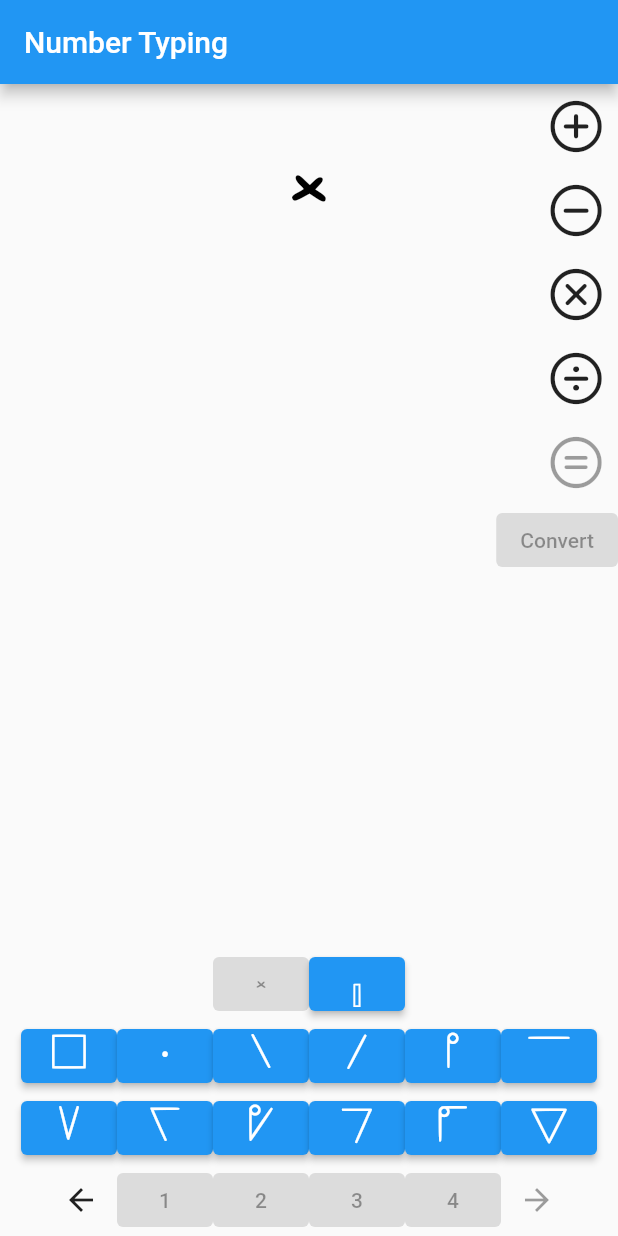
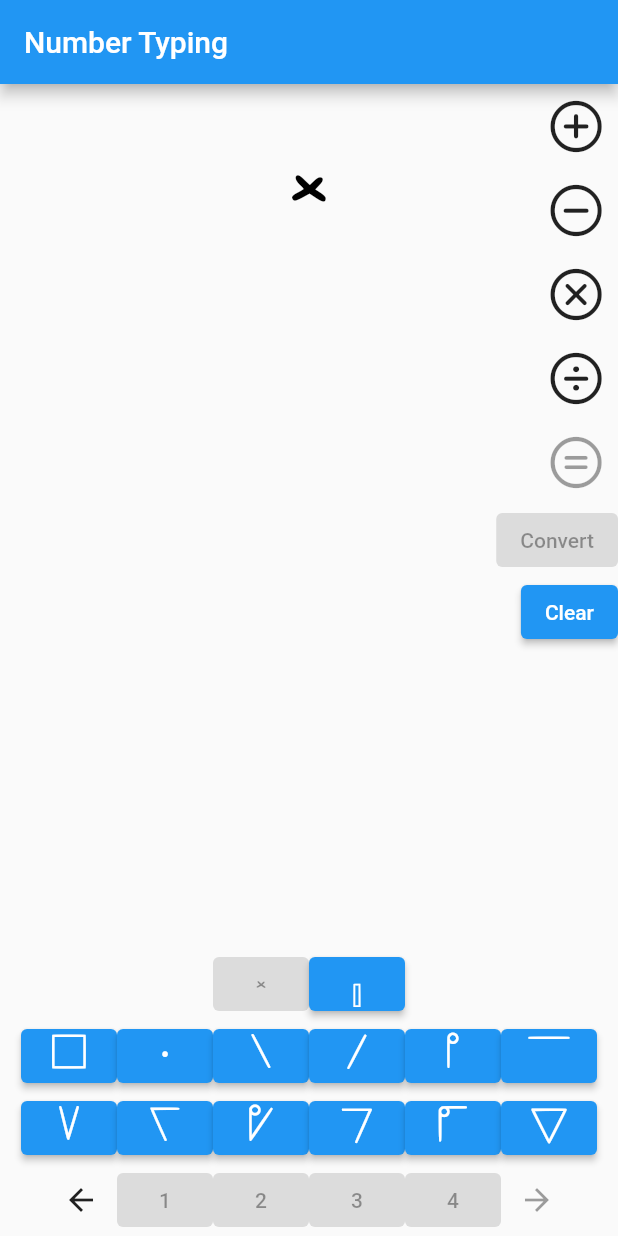
Before and after one commit to SimpleTheory/Dart-Base60-Calculator, a Flutter app: the screen it shows after launch, after a tap on an icon or button, on a phone screen of 412 x 824 dp. Run offline on Flutter 3.47's test engine with Material 2 defaults, Android fonts, the phone set to English and light mode, and no system bars; our stand-ins replace bloc, flutter_bloc; missing offline and left inert: ari_utils.

Commit message:
gave up on intmult and converted to decimal and did regular multiplication, luckily decimal can represent integer perfectly fine so there is no compromise on the quality of the numbers. Its just way more efficient and not as buggy the big ranges were really killing me. Added clear button and error snackbar in case of anything

```diff
--- a/lib/number_typing/bloc/number_typing_event.dart
+++ b/lib/number_typing/bloc/number_typing_event.dart
@@ -17,3 +17,4 @@ class OperatorPress extends NumberTypingEvent{
   OperatorPress({required this.operator});
 }
 class EqualsPress extends NumberTypingEvent{}
+class ClearPress extends NumberTypingEvent{}
--- a/lib/number_typing/bloc/number_typing_state.dart
+++ b/lib/number_typing/bloc/number_typing_state.dart
@@ -93,6 +93,11 @@ abstract class NumberTypingState {
 class NumberTypingInitial extends NumberTypingState {
   NumberTypingInitial({required super.userInput, required super.proxyNumber, super.buttonEnable});
   factory NumberTypingInitial.initial({String currentString = ''})=>NumberTypingInitial(userInput: currentString, proxyNumber: ProxyNumber());
+}
+
+class NumberError extends NumberTypingState{
+  NumberError({required super.userInput, required super.proxyNumber, super.buttonEnable});
+  factory NumberError.reset()=>NumberError(userInput: '', proxyNumber: ProxyNumber());
 }
 
 
--- a/lib/number_typing/character_typing_page.dart
+++ b/lib/number_typing/character_typing_page.dart
@@ -3,7 +3,7 @@ import 'package:flutter/material.dart';
 import 'package:flutter_bloc/flutter_bloc.dart';
 import 'package:sexigesimal_alpha/number_typing/number_keyboard.dart';
 import 'bloc/number_typing_bloc.dart';
-
+//TODO: Add snackbar error when integer multiplication or division is too big
 class NumberTypingPage extends StatelessWidget {
   const NumberTypingPage({Key? key}) : super(key: key);
   // Add event with add method to block
@@ -38,9 +38,18 @@ class NumberTypingPage extends StatelessWidget {
   @override
   Widget build(BuildContext context) {
     return Scaffold(
-      appBar: AppBar(title: Text('Number Typing')),
-      body: BlocBuilder<NumberTypingBloc, NumberTypingState>(
-      builder: (context, state) {
+      appBar: AppBar(title: const Text('Number Typing')),
+      body: BlocConsumer<NumberTypingBloc, NumberTypingState>(
+        listener: (context, state){
+          if (state is NumberError){
+            ScaffoldMessenger.of(context).showSnackBar(
+                const SnackBar(
+                    backgroundColor: Colors.red,
+                    content: Text('The numbers in the operation were too big for me :(')
+                ));
+          }
+        },
+        builder: (context, state) {
        return Column(
          crossAxisAlignment: CrossAxisAlignment.stretch,
         children: <Widget>[
@@ -70,7 +79,9 @@ class NumberTypingPage extends StatelessWidget {
                                   canPressEquals(state.userInput, state.buttonEnable) ?
                                   ()=> context.read<NumberTypingBloc>().add(EqualsPress()) : null,
                           icon: const Icon(CupertinoIcons.equal_circle), iconSize: 40),
-                      ElevatedButton(onPressed: null, child: Text('Convert'),)
+                      ElevatedButton(onPressed: null, child: const Text('Convert'),),
+                      ElevatedButton(onPressed: ()=>context.read<NumberTypingBloc>().add(ClearPress()),
+                          child: const Text('Clear'))
                     ],
                   ),
                 ],
```
Also changed, not shown: lib/math/base_60_math.dart (+10 -7 lines), lib/number_typing/bloc/number_typing_bloc.dart (+9 -4 lines).
